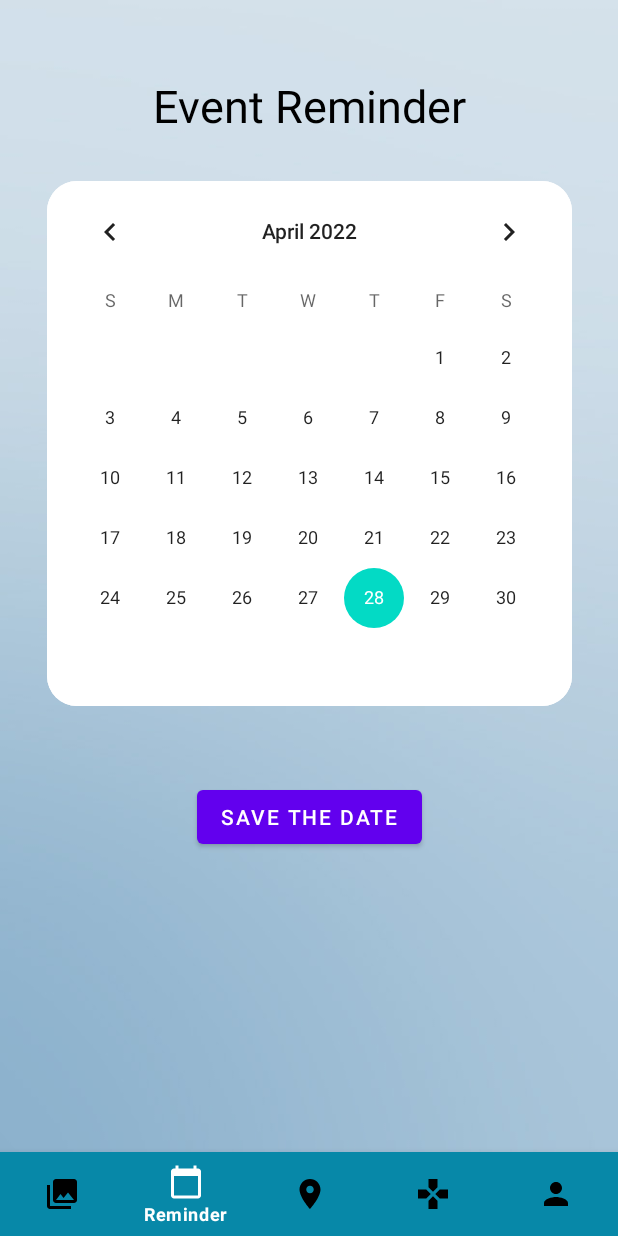
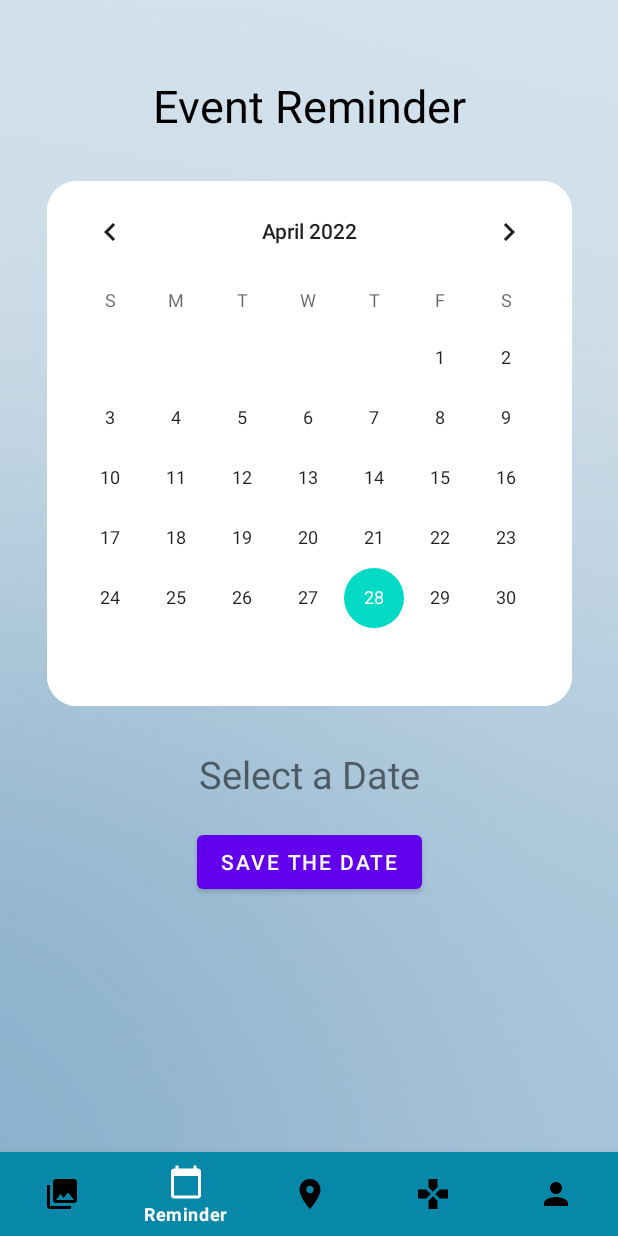
Before and after one commit to sunnayterzi/reHeimer, an Android app: the ReminderActivity screen opened directly, with no data from a screen before it, on a phone screen of 412 x 824 dp. Run offline under Robolectric (Android 15) with nearby library versions, the phone set to English and light mode, and no system bars; our stand-ins replace Firebase (no records; nobody signed in at launch, a user with empty details on screens opened directly).

Commit message:
added calendar

```diff
--- a/app/src/main/java/com/example/reheimer2/ReminderActivity.java
+++ b/app/src/main/java/com/example/reheimer2/ReminderActivity.java
@@ -10,17 +10,39 @@ import android.widget.CalendarView;
 import android.widget.TextView;
 
 import com.google.android.material.bottomnavigation.BottomNavigationView;
+import com.google.firebase.auth.FirebaseAuth;
+import com.google.firebase.database.DataSnapshot;
+import com.google.firebase.database.DatabaseError;
+import com.google.firebase.database.DatabaseReference;
+import com.google.firebase.database.FirebaseDatabase;
+import com.google.firebase.database.ValueEventListener;
 
 public class ReminderActivity extends AppCompatActivity {
 
     BottomNavigationView bottomNavigationView;
-    CalendarView calendarView;
-    TextView myDate;
+    private CalendarView calendarView;
+    private TextView myDate;
+    private FirebaseAuth mAuth;
+    private FirebaseDatabase mDatabase;
+
 
     @Override
     protected void onCreate(Bundle savedInstanceState) {
         super.onCreate(savedInstanceState);
         setContentView(R.layout.activity_reminder);
+
+        calendarView = (CalendarView) findViewById(R.id.calendarV);
+        myDate = (TextView) findViewById(R.id.savedDate);
+
+
+        // Method to save the selected date in the calendar
+        calendarView.setOnDateChangeListener(new CalendarView.OnDateChangeListener() {
+            @Override
+            public void onSelectedDayChange(@NonNull CalendarView calendarView, int i, int i1, int i2) {
+                String date =  i2+ "/" + (i1 + 1) + "/" + i;
+                myDate.setText(date);
+            }
+        });
 
         bottomNavigationView=findViewById(R.id.bottom_navigator);
         bottomNavigationView.setSelectedItemId(R.id.nav_reminder);
--- a/app/src/main/res/layout/activity_games.xml
+++ b/app/src/main/res/layout/activity_games.xml
@@ -7,7 +7,7 @@
     tools:context=".GamesActivity">
 
     <TextView
-        android:id="@+id/textView3"
+        android:id="@+id/eventReminderTitle"
         android:layout_width="wrap_content"
         android:layout_height="wrap_content"
         android:text="Games"
--- a/app/src/main/res/layout/activity_location.xml
+++ b/app/src/main/res/layout/activity_location.xml
@@ -7,7 +7,7 @@
     tools:context=".LocationActivity">
 
     <TextView
-        android:id="@+id/textView3"
+        android:id="@+id/eventReminderTitle"
         android:layout_width="wrap_content"
         android:layout_height="wrap_content"
         android:text="Location"
--- a/app/src/main/res/layout/activity_photos.xml
+++ b/app/src/main/res/layout/activity_photos.xml
@@ -7,7 +7,7 @@
     tools:context=".PhotosActivity">
 
     <TextView
-        android:id="@+id/textView3"
+        android:id="@+id/eventReminderTitle"
         android:layout_width="wrap_content"
         android:layout_height="wrap_content"
         android:text="Photos"
--- a/app/src/main/res/layout/activity_reminder.xml
+++ b/app/src/main/res/layout/activity_reminder.xml
@@ -9,7 +9,7 @@
     tools:context=".ReminderActivity">
 
     <TextView
-        android:id="@+id/textView3"
+        android:id="@+id/eventReminderTitle"
         android:layout_width="wrap_content"
         android:layout_height="wrap_content"
         android:layout_marginTop="50dp"
@@ -28,9 +28,10 @@
         android:layout_marginTop="30dp"
         app:layout_constraintEnd_toEndOf="parent"
         app:layout_constraintStart_toStartOf="parent"
-        app:layout_constraintTop_toBottomOf="@+id/textView3">
+        app:layout_constraintTop_toBottomOf="@+id/eventReminderTitle">
 
         <CalendarView
+            android:id="@+id/calendarV"
             android:layout_width="350dp"
             android:layout_height="350dp"
             android:background="@drawable/bg_calen"
@@ -40,15 +41,28 @@
         </CalendarView>
     </androidx.constraintlayout.widget.ConstraintLayout>
 
+    <TextView
+        android:id="@+id/savedDate"
+        android:layout_width="wrap_content"
+        android:layout_height="wrap_content"
+        android:layout_marginTop="10dp"
+        android:text="@string/select_a_date"
+        android:textSize="25sp"
+        app:layout_constraintBottom_toTopOf="@+id/calendar_button"
+        app:layout_constraintEnd_toEndOf="parent"
+        app:layout_constraintStart_toStartOf="parent"
+        app:layout_constraintTop_toBottomOf="@+id/constraintLayout" />
+
     <Button
         android:id="@+id/calendar_button"
         android:layout_width="wrap_content"
         android:layout_height="wrap_content"
-        android:layout_marginTop="50dp"
+        android:layout_marginTop="80dp"
         android:text="@string/save_the_date"
         app:layout_constraintEnd_toEndOf="parent"
         app:layout_constraintStart_toStartOf="parent"
         app:layout_constraintTop_toBottomOf="@+id/constraintLayout" />
+
 
     <com.google.android.material.bottomnavigation.BottomNavigationView
         android:id="@+id/bottom_navigator"
--- a/app/src/main/res/values/strings.xml
+++ b/app/src/main/res/values/strings.xml
@@ -2,4 +2,6 @@
     <string name="app_name">Reheimer</string>
     <string name="event_reminder">Event Reminder</string>
     <string name="save_the_date">Save The Date</string>
+    <string name="pick_a_date">Pick a date</string>
+    <string name="select_a_date">Select a Date </string>
 </resources>
```
Also changed, not shown: app/src/main/java/com/example/reheimer2/SingleEvent.java (added, +16 -0 lines), app/src/main/java/com/example/reheimer2/User.java (+40 -0 lines).
